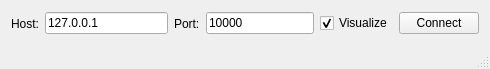
First picture: the form in qt_kinect_module/mainwindow.ui, repository m1lhaus/HPOES-Kinect-client, before the edit.
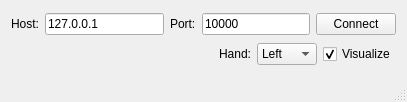
Second picture: the form after the edit.

Commit message: left/right hand switch

```diff
--- a/qt_kinect_module/mainwindow.ui
+++ b/qt_kinect_module/mainwindow.ui
@@ -6,8 +6,8 @@
    <rect>
     <x>0</x>
     <y>0</y>
-    <width>490</width>
-    <height>69</height>
+    <width>407</width>
+    <height>102</height>
    </rect>
   </property>
   <property name="sizePolicy">
@@ -20,7 +20,7 @@
    <string>HPOES kinect client</string>
   </property>
   <widget class="QWidget" name="centralWidget">
-   <layout class="QHBoxLayout" name="horizontalLayout_2">
+   <layout class="QVBoxLayout" name="verticalLayout">
     <item>
      <layout class="QHBoxLayout" name="horizontalLayout">
       <item>
@@ -70,6 +70,57 @@
        </widget>
       </item>
       <item>
+       <widget class="QPushButton" name="connectButton">
+        <property name="text">
+         <string>Connect</string>
+        </property>
+       </widget>
+      </item>
+     </layout>
+    </item>
+    <item>
+     <layout class="QHBoxLayout" name="horizontalLayout_2">
+      <item>
+       <spacer name="horizontalSpacer">
+        <property name="orientation">
+         <enum>Qt::Horizontal</enum>
+        </property>
+        <property name="sizeHint" stdset="0">
+         <size>
+          <width>40</width>
+          <height>20</height>
+         </size>
+        </property>
+       </spacer>
+      </item>
+      <item>
+       <widget class="QLabel" name="handLabel">
+        <property name="text">
+         <string>Hand:</string>
+        </property>
+       </widget>
+      </item>
+      <item>
+       <widget class="QComboBox" name="handCombo">
+        <property name="sizePolicy">
+         <sizepolicy hsizetype="Preferred" vsizetype="Preferred">
+          <horstretch>0</horstretch>
+          <verstretch>0</verstretch>
+         </sizepolicy>
+        </property>
+        <item>
+         <property name="text">
+          <string>Left</string>
+         </property>
+        </item>
+        <item>
+         <property name="text">
+          <string>Right</string>
+         </property>
+        </item>
+       </widget>
+      </item>
+      <item>
        <widget class="QCheckBox" name="visCheck">
         <property name="text">
          <string>Visualize</string>
@@ -79,13 +130,6 @@
         </property>
        </widget>
       </item>
-      <item>
-       <widget class="QPushButton" name="connectButton">
-        <property name="text">
-         <string>Connect</string>
-        </property>
-       </widget>
-      </item>
      </layout>
     </item>
    </layout>
```
The commit also changes 4 other files.
